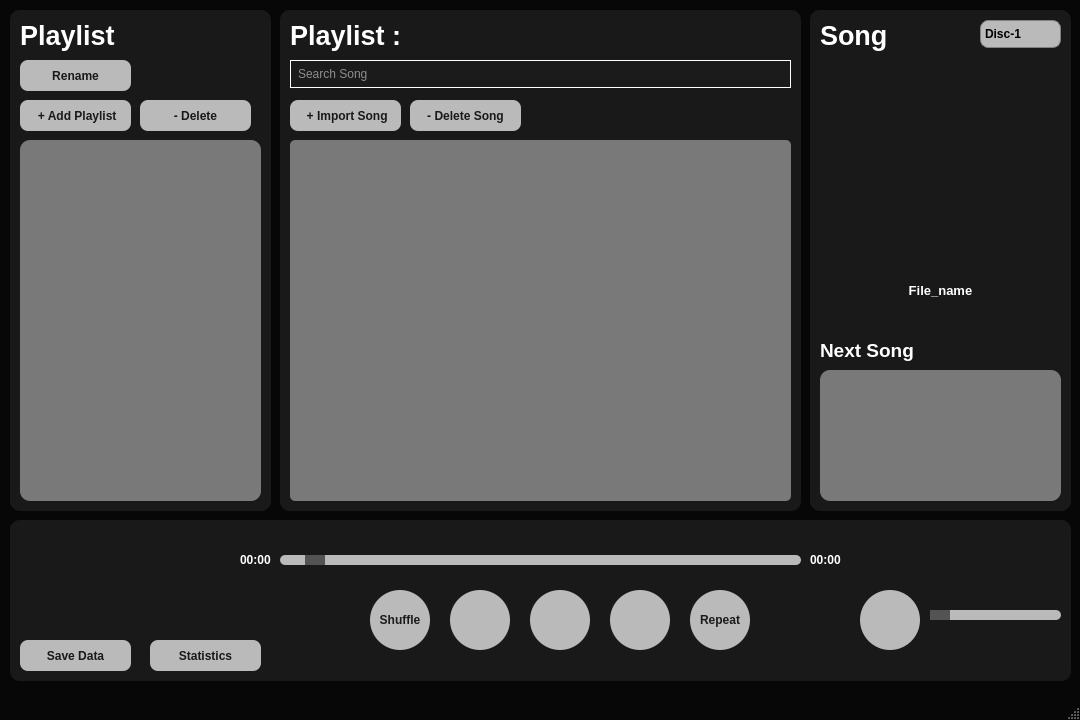
This is mainwindow.ui in Kantisaranucheep/Audify_3 as Qt 5 draws it before an edit. The edited form follows.
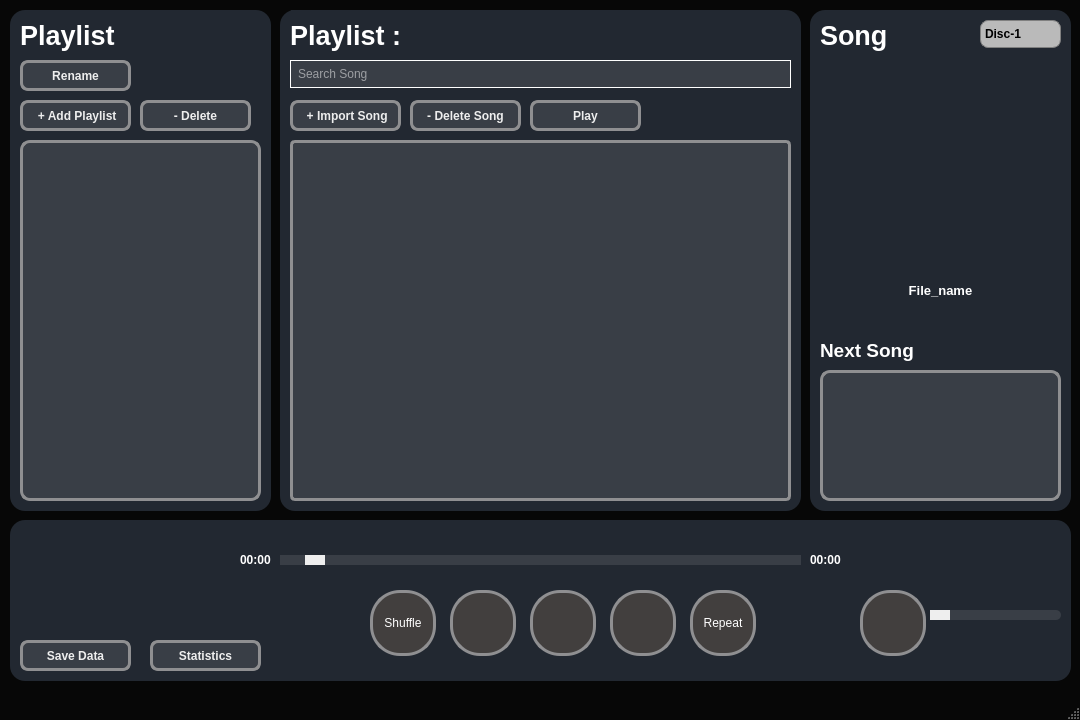
This is the edited form.

The edit to the form file:
```diff
--- a/mainwindow.ui
+++ b/mainwindow.ui
@@ -30,8 +30,9 @@
     </property>
     <property name="styleSheet">
      <string notr="true">QFrame{
-	background-color:rgb(25, 25, 25);
-  border-radius: 10px;
+
+  background-color:rgb(34, 40, 49);
+  border-radius: 15px;
 }</string>
     </property>
     <property name="frameShape">
@@ -77,16 +78,12 @@
      </property>
      <property name="styleSheet">
       <string notr="true">QPushButton{
-
-border: none;
+border: 3px solid #8f8f91;
 border-radius:8px;
-background-color:rgb(186, 186, 186);
-color:rgb(25, 25, 25);
+background-color:rgb(57, 62, 70);
+color:rgb(238, 238, 238);
 font-weight: bold;
-
 padding:0px;
-
-
 }
 
 QPushButton:Hover{
@@ -108,17 +105,18 @@
      </property>
      <property name="styleSheet">
       <string notr="true">QListWidget{
-background-color: rgb(121, 121, 121);
+border: 3px solid #8f8f91;
+background-color:rgb(57, 62, 70);
                           border-radius: 10px;
-
-
 }
+
  QListWidget::item {
+border: 2px solid #8f8f91;
         margin:5px;
 border-radius: 10px;
 height: 80px;
-background-color:rgb(29, 29, 29);
-color:rgb(255, 255, 255);
+background-color:rgb(34, 40, 49);
+color:rgb(238, 238, 238);
 font-weight: bold;
 
 
@@ -139,16 +137,12 @@
      </property>
      <property name="styleSheet">
       <string notr="true">QPushButton{
-
-border: none;
+border: 3px solid #8f8f91;
 border-radius:8px;
-background-color:rgb(186, 186, 186);
-color:rgb(25, 25, 25);
+background-color:rgb(57, 62, 70);
+color:rgb(238, 238, 238);
 font-weight: bold;
-
 padding:0px;
-
-
 }
 
 QPushButton:Hover{
@@ -170,16 +164,12 @@
      </property>
      <property name="styleSheet">
       <string notr="true">QPushButton{
-
-border: none;
+border: 3px solid #8f8f91;
 border-radius:8px;
-background-color:rgb(186, 186, 186);
-color:rgb(25, 25, 25);
+background-color:rgb(57, 62, 70);
+color:rgb(238, 238, 238);
 font-weight: bold;
-
 padding:0px;
-
-
 }
 
 QPushButton:Hover{
@@ -202,8 +192,8 @@
     </property>
     <property name="styleSheet">
      <string notr="true">QFrame{
-	background-color:rgb(25, 25, 25);
-  border-radius: 10px;
+  background-color:rgb(34, 40, 49);
+  border-radius: 15px;
 }</string>
     </property>
     <property name="frameShape">
@@ -223,17 +213,19 @@
      </property>
      <property name="styleSheet">
       <string notr="true">QListWidget{
-background-color: rgb(121, 121, 121);
-                          border-radius: 15px;
-
-
+border: 3px solid #8f8f91;
+background-color:rgb(57, 62, 70);
+                          border-radius: 10px;
 }
+
  QListWidget::item {
+border: 2px solid #8f8f91;
+
         margin:5px;
 border-radius: 10px;
 height: 50px;
-background-color:rgb(29, 29, 29);
-color:rgb(255, 255, 255);
+background-color:rgb(34, 40, 49);
+color:rgb(238, 238, 238);
 font-weight: bold;
 
 
@@ -241,8 +233,7 @@
 
 QListWidget::vertical::handle {
     border-radius: 5px;  /* Set the desired border-radius for the scroll bar handle */
-}
-</string>
+}</string>
      </property>
      <property name="horizontalScrollBarPolicy">
       <enum>Qt::ScrollBarAlwaysOff</enum>
@@ -260,10 +251,10 @@
      <property name="styleSheet">
       <string notr="true">QPushButton{
 
-border: none;
+border: 3px solid #8f8f91;
 border-radius:8px;
-background-color:rgb(186, 186, 186);
-color:rgb(25, 25, 25);
+background-color:rgb(57, 62, 70);
+color:rgb(238, 238, 238);
 font-weight: bold;
 
 padding:0px;
@@ -291,10 +282,10 @@
      <property name="styleSheet">
       <string notr="true">QPushButton{
 
-border: none;
+border: 3px solid #8f8f91;
 border-radius:8px;
-background-color:rgb(186, 186, 186);
-color:rgb(25, 25, 25);
+background-color:rgb(57, 62, 70);
+color:rgb(238, 238, 238);
 font-weight: bold;
 
 padding:0px;
@@ -415,7 +406,7 @@
     border: 1px solid rgb(255, 255, 255);
     border-radius: 20px;
     color: white; /* Change font color to white */
-    background-color: rgb(27, 27, 27);
+    background-color:rgb(57, 62, 70);
     padding-left: 5px;
     padding-right: 20px;
 }
@@ -432,6 +423,37 @@
       <string>Search Song</string>
      </property>
     </widget>
+    <widget class="QPushButton" name="pushplaysong">
+     <property name="geometry">
+      <rect>
+       <x>250</x>
+       <y>90</y>
+       <width>111</width>
+       <height>31</height>
+      </rect>
+     </property>
+     <property name="styleSheet">
+      <string notr="true">QPushButton{
+
+border: 3px solid #8f8f91;
+border-radius:8px;
+background-color:rgb(57, 62, 70);
+color:rgb(238, 238, 238);
+font-weight: bold;
+
+padding:0px;
+
+
+}
+
+QPushButton:Hover{
+background-color:rgb(140,140,140);
+}</string>
+     </property>
+     <property name="text">
+      <string>Play</string>
+     </property>
+    </widget>
    </widget>
    <widget class="QFrame" name="frame_4">
     <property name="geometry">
@@ -444,8 +466,8 @@
     </property>
     <property name="styleSheet">
      <string notr="true">QFrame{
-	background-color:rgb(25, 25, 25);
-  border-radius: 10px;
+  background-color:rgb(34, 40, 49);
+  border-radius: 15px;
 }</string>
     </property>
     <property name="frameShape">
@@ -535,17 +557,17 @@
      </property>
      <property name="styleSheet">
       <string notr="true">QListWidget{
-background-color: rgb(121, 121, 121);
+border: 3px solid #8f8f91;
+background-color:rgb(57, 62, 70);
                           border-radius: 10px;
-
-
 }
+
  QListWidget::item {
         margin:8px;
 border-radius: 10px;
 height: 75px;
-background-color:rgb(29, 29, 29);
-color:rgb(255, 255, 255);
+background-color:rgb(34, 40, 49);
+color:rgb(238, 238, 238);
 font-weight: bold;
 
 
@@ -666,8 +688,9 @@
     </property>
     <property name="styleSheet">
      <string notr="true">QFrame{
-	background-color:rgb(25, 25, 25);
-  border-radius: 10px;
+
+  background-color:rgb(34, 40, 49);
+  border-radius: 15px;
 }</string>
     </property>
     <property name="frameShape">
@@ -681,17 +704,17 @@
       <rect>
        <x>520</x>
        <y>70</y>
-       <width>60</width>
-       <height>60</height>
+       <width>66</width>
+       <height>66</height>
       </rect>
      </property>
      <property name="styleSheet">
       <string notr="true">QPushButton{
 
-border: none;
+border: 3px solid #8f8f91;
 border-radius:30px;
-background-color:rgb(186, 186, 186);
-color:rgb(53, 255, 42);
+background-color:rgb(66, 63, 62);
+color:rgb(255, 255, 255);
 min-width: 60px;
 max-width: 60px;
 min-height: 60px;
@@ -701,6 +724,7 @@
 
 }
 
+
 QPushButton:Hover{
 background-color:rgb(140,140,140);
 }</string>
@@ -714,17 +738,17 @@
       <rect>
        <x>440</x>
        <y>70</y>
-       <width>60</width>
-       <height>60</height>
+       <width>66</width>
+       <height>66</height>
       </rect>
      </property>
      <property name="styleSheet">
       <string notr="true">QPushButton{
 
-border: none;
+border: 3px solid #8f8f91;
 border-radius:30px;
-background-color:rgb(186, 186, 186);
-color:rgb(53, 255, 42);
+background-color:rgb(66, 63, 62);
+color:rgb(255, 255, 255);
 min-width: 60px;
 max-width: 60px;
 min-height: 60px;
@@ -748,17 +772,17 @@
       <rect>
        <x>600</x>
        <y>70</y>
-       <width>60</width>
-       <height>60</height>
+       <width>66</width>
+       <height>66</height>
       </rect>
      </property>
      <property name="styleSheet">
       <string notr="true">QPushButton{
 
-border: none;
+border: 3px solid #8f8f91;
 border-radius:30px;
-background-color:rgb(186, 186, 186);
-color:rgb(53, 255, 42);
+background-color:rgb(66, 63, 62);
+color:rgb(255, 255, 255);
 min-width: 60px;
 max-width: 60px;
 min-height: 60px;
@@ -768,6 +792,7 @@
 
 }
 
+
 QPushButton:Hover{
 background-color:rgb(140,140,140);
 }</string>
@@ -791,12 +816,12 @@
      <property name="styleSheet">
       <string notr="true">QSlider::groove:horizontal {
                 border: none;
-                background-color:rgb(186, 186, 186);
+                background-color:rgb(57, 62, 70);
                 height: 10px;
                 border-radius: 5px;
    }
 QSlider::handle:horizontal {
-                background-color: rgb(83, 83, 83);
+                background-color: rgb(238, 238, 238);
                 width: 20px;
                 border-radius: 10px;
   }</string>
@@ -822,16 +847,16 @@
       <rect>
        <x>850</x>
        <y>70</y>
-       <width>60</width>
-       <height>60</height>
+       <width>66</width>
+       <height>66</height>
       </rect>
      </property>
      <property name="styleSheet">
       <string notr="true">QPushButton{
 
-border: none;
+border: 3px solid #8f8f91;
 border-radius:30px;
-background-color:rgb(186, 186, 186);
+background-color:rgb(66, 63, 62);
 color:rgb(53, 255, 42);
 min-width: 60px;
 max-width: 60px;
@@ -855,30 +880,29 @@
       <rect>
        <x>680</x>
        <y>70</y>
-       <width>60</width>
-       <height>60</height>
+       <width>66</width>
+       <height>66</height>
       </rect>
      </property>
      <property name="styleSheet">
       <string notr="true">QPushButton{
 
-border: none;
+border: 3px solid #8f8f91;
 border-radius:30px;
-background-color:rgb(186, 186, 186);
-color:rgb(27, 27, 27);
+background-color:rgb(66, 63, 62);
+color:rgb(255, 255, 255);
 min-width: 60px;
 max-width: 60px;
 min-height: 60px;
 max-height: 60px;
 padding:0px;
-font-weight: bold;
 
 
 }
 
+
 QPushButton:Hover{
 background-color:rgb(140,140,140);
-color:rgb(27, 27, 27);
 }</string>
      </property>
      <property name="text">
@@ -890,18 +914,17 @@
       <rect>
        <x>360</x>
        <y>70</y>
-       <width>60</width>
-       <height>60</height>
+       <width>66</width>
+       <height>66</height>
       </rect>
      </property>
      <property name="styleSheet">
       <string notr="true">QPushButton{
 
-border: none;
+border: 3px solid #8f8f91;
 border-radius:30px;
-background-color:rgb(186, 186, 186);
-color:rgb(27, 27, 27);
-font-weight: bold;
+background-color:rgb(66, 63, 62);
+color:rgb(255, 255, 255);
 min-width: 60px;
 max-width: 60px;
 min-height: 60px;
@@ -911,6 +934,7 @@
 
 }
 
+
 QPushButton:Hover{
 background-color:rgb(140,140,140);
 }</string>
@@ -934,14 +958,14 @@
      <property name="styleSheet">
       <string notr="true">QSlider::groove:horizontal {
                 border: none;
-                background-color: rgb(186, 186, 186);
+                background-color:rgb(57, 62, 70);
                 height: 10px;
-                border-radius: 5px;
+                border-radius: 15px;
    }
 QSlider::handle:horizontal {
-                background-color: rgb(83, 83, 83);
+                background-color: rgb(238, 238, 238);
                 width: 20px;
-                border-radius: 10px;
+                border-radius: 15px;
   }</string>
      </property>
      <property name="minimum">
@@ -1013,17 +1037,13 @@
      </property>
      <property name="styleSheet">
       <string notr="true">QPushButton{
-
-border: none;
+border: 3px solid #8f8f91;
 border-radius:8px;
-background-color:rgb(186, 186, 186);
-color:rgb(25, 25, 25);
+background-color:rgb(57, 62, 70);
+color:rgb(238, 238, 238);
 font-weight: bold;
+padding:0px;}
 
-padding:0px;
-
-
-}
 
 QPushButton:Hover{
 background-color:rgb(140,140,140);
@@ -1044,17 +1064,13 @@
      </property>
      <property name="styleSheet">
       <string notr="true">QPushButton{
-
-border: none;
+border: 3px solid #8f8f91;
 border-radius:8px;
-background-color:rgb(186, 186, 186);
-color:rgb(25, 25, 25);
+background-color:rgb(57, 62, 70);
+color:rgb(238, 238, 238);
 font-weight: bold;
+padding:0px;}
 
-padding:0px;
-
-
-}
 
 QPushButton:Hover{
 background-color:rgb(140,140,140);
```
Left out of the diff: 2 changed lines with no effect on the pictures.
